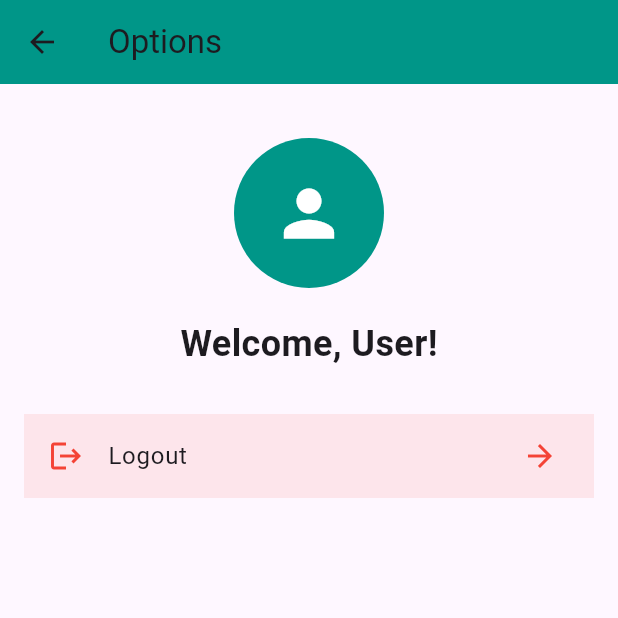
After one commit to Cybertron-Ant/VybeGPT, a Flutter app: the UserOptionsPage screen opened directly, on a phone screen of 412 x 824 dp, the top half of it. The commit adds this screen. Run offline on Flutter 3.47's test engine with Material 3 defaults, Android fonts, the light colour scheme and no system bars; our stand-ins replace cloud_firestore, firebase_auth, firebase_core, google_generative_ai, google_sign_in; missing offline and left inert: flutter_facebook_auth; accounts and stored records are empty.

Commit message:
feat(ai_tool/features/options): added 'UserAvatar' & 'UserOptionsPage' widgets to navigate to from 'ChatScreen' Widget:
- implemented `UserAvatar` widget to show user initials on 'ChatScreen' with a gradient background & navigate to the `UserOptionsPage` on click.

- added `UserOptionsPage` for managing user options including sign-out functionality with integration of `EmailSignInProvider` & `GoogleSignInProvider`.

Details:
 - ensured navigation to `LoginPage` if user email is missing.

```diff
--- /dev/null
+++ b/lib/components/ai_tool/features/options/constants/constants.dart
@@ -0,0 +1,36 @@
+import 'package:flutter/material.dart';
+
+
+class Constants {
+
+  // AppBar title
+  static const String optionsPageTitle = 'Options';
+
+  // Welcome message template
+  static const String welcomeMessage = 'Welcome, ';
+
+  // Logout option
+  static const String logoutOptionTitle = 'Logout';
+
+  // Logout icon color
+  static const Color logoutIconColor = Colors.red;
+
+  // Logout tile color
+  //static const Color logoutTileColor = Colors.redwithOpacity(0.1);
+
+  // Avatar background color
+  static const Color avatarBackgroundColor = Colors.teal;
+
+  // Avatar icon color
+  static const Color avatarIconColor = Colors.white;
+
+  // Debug messages
+  static const String debugEmailNotFound = 'No email found, using default user placeholder.';
+  static const String debugCurrentUserEmail = 'Current User Email: ';
+  static const String debugEmailSignOutSuccess = 'Successfully signed out from email provider';
+  static const String debugEmailSignOutError = 'Error signing out from email provider: ';
+  static const String debugGoogleSignOutSuccess = 'Successfully signed out from Google provider';
+  static const String debugGoogleSignOutError = 'Error signing out from Google provider: ';
+  static const String debugNavigatingToLoginPage = 'Navigating to the login page';
+
+}
--- /dev/null
+++ b/lib/components/ai_tool/features/options/presentation/user_options_page.dart
@@ -0,0 +1,123 @@
+import 'package:flutter/material.dart';
+import 'package:provider/provider.dart';
+import 'package:towers/components/ai_tool/features/options/constants/constants.dart';
+import 'package:towers/components/email_sign_in/providers/email_sign_in_provider.dart';
+import 'package:towers/components/google_sign_in/providers/google_sign_in_provider.dart';
+import 'package:towers/components/login_system/screens/LoginPage.dart';
+
+
+class UserOptionsPage extends StatefulWidget {
+  const UserOptionsPage({super.key});
+
+  @override
+  State<UserOptionsPage> createState() => _UserOptionsPageState();
+}
+
+class _UserOptionsPageState extends State<UserOptionsPage> {
+  @override
+  Widget build(BuildContext context) {
+
+    // get instances of email & google sign-in providers
+    final emailSignInProvider = Provider.of<EmailSignInProvider>(context, listen: true);
+    final googleSignInProvider = Provider.of<GoogleSignInProvider>(context, listen: true);
+
+    // reference user's email, falling back to GoogleSignInProvider if needed
+    final currentUserEmail = emailSignInProvider.user?.email ?? googleSignInProvider.userEmail ?? 'User';
+
+    return Scaffold(
+
+      appBar: AppBar(
+        title: const Text(Constants.optionsPageTitle),
+        backgroundColor: Colors.teal,
+      ),
+
+      body: Padding(
+        padding: const EdgeInsets.all(16.0),
+
+        child: Column(
+
+          children: <Widget>[
+
+            const SizedBox(height: 20),
+
+            // display a circular avatar with a person icon
+            const CircleAvatar(
+              backgroundColor: Constants.avatarBackgroundColor,
+              radius: 50,
+              child: Icon(
+                Icons.person,
+                size: 50,
+                color: Colors.white,
+              ),
+            ),
+
+            const SizedBox(height: 20),
+
+            // display a welcome message with the user's email
+            Text(
+              Constants.welcomeMessage + '$currentUserEmail!',
+              style: const TextStyle(
+                fontSize: 24,
+                fontWeight: FontWeight.bold,
+              ),
+            ),
+
+            const SizedBox(height: 30),
+
+            // create a list view for user options
+            Expanded(
+              child: ListView(
+
+                children: <Widget>[
+
+                  // option to log out
+                  ListTile(
+                    title: const Text(Constants.logoutOptionTitle),
+                    leading: const Icon(Icons.logout, color: Constants.logoutIconColor),
+                    trailing: const Icon(Icons.arrow_forward, color:Constants.logoutIconColor),
+                    tileColor: Colors.red.withOpacity(0.1),
+
+                    onTap: () async {
+                      try {
+                        // sign out from email provider
+                        await emailSignInProvider.signOut(context);
+                        debugPrint(Constants.debugEmailSignOutSuccess);
+                      } catch (e) {
+                        debugPrint(Constants.debugEmailSignOutError);
+                      }
+
+                      // if context is still mounted, sign out from google provider
+                      if (context.mounted) {
+                        try {
+                          await googleSignInProvider.signOut(context);
+                          debugPrint(Constants.debugGoogleSignOutSuccess);
+                        } catch (e) {
+                          debugPrint(Constants.debugGoogleSignOutError);
+                        }
+
+                        // if context is still mounted, navigate to the login page
+                        if (context.mounted) {
+                          Navigator.pushReplacement(
+                            context,
+                            MaterialPageRoute(
+                              builder: (context) => const LoginPage(),
+                            ),
+                          );
+                          debugPrint(Constants.debugNavigatingToLoginPage);
+                        }
+                      }
+                    },
+                  ),
+
+                ],
+
+              ),
+            ),
+
+          ],
+
+        ),
+      ),
+    );
+  } // end '_UserOptionsPageState' state object
+} // end 'UserOptionsPage' widget class
```
Also changed, not shown: lib/components/ai_tool/features/chat/presentation/chat_screen.dart (+13 -26 lines), lib/components/ai_tool/features/options/widgets/user_avatar.dart (added, +77 -0 lines).
